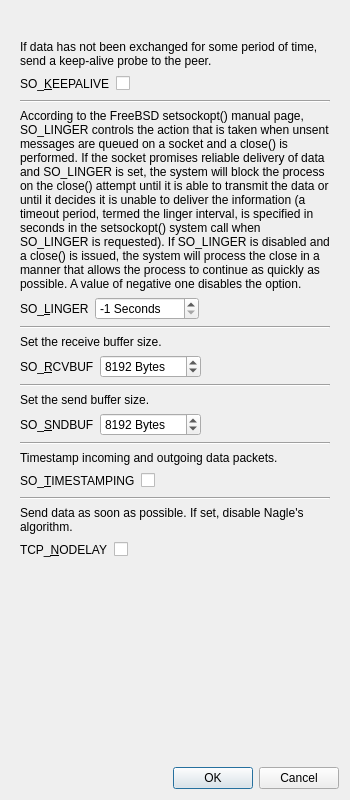
Old version of the form branches/trunk/UI/spot-on-socket-options.ui in the repository textbrowser/spot-on.
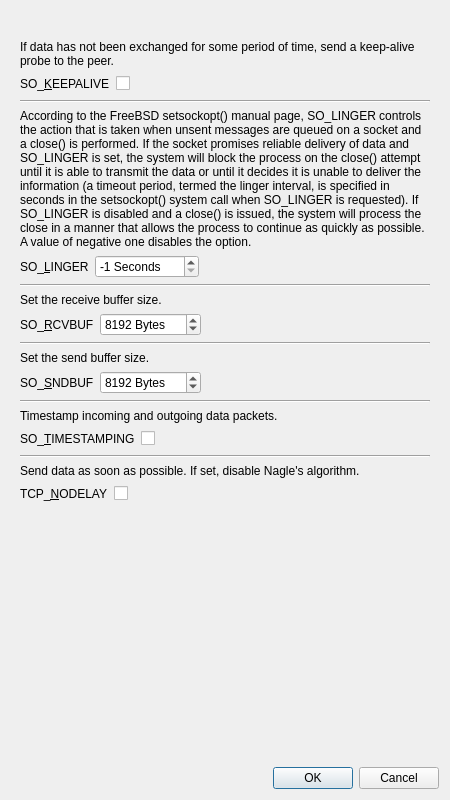
New version of the form. Icons and pictures are not drawn.

```diff
--- a/branches/trunk/UI/spot-on-socket-options.ui
+++ b/branches/trunk/UI/spot-on-socket-options.ui
@@ -6,7 +6,7 @@
    <rect>
     <x>0</x>
     <y>0</y>
-    <width>350</width>
+    <width>450</width>
     <height>800</height>
    </rect>
   </property>
@@ -37,9 +37,9 @@
       <property name="geometry">
        <rect>
         <x>0</x>
-        <y>-72</y>
-        <width>312</width>
-        <height>841</height>
+        <y>0</y>
+        <width>432</width>
+        <height>724</height>
        </rect>
       </property>
       <layout class="QVBoxLayout" name="verticalLayout_2">
```
